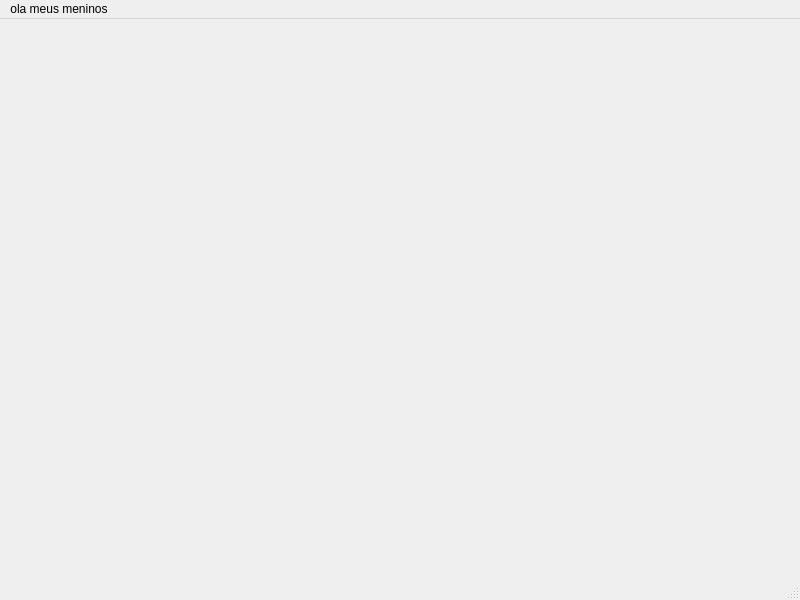
Above: local_pc/src/mainwindow.ui from xBogas/ES-SACA before the change. Below: the same form after it.
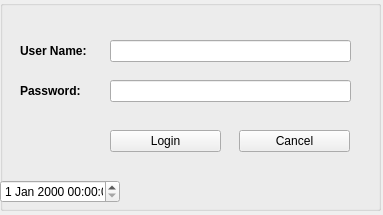
That is the form after the change.

Commit message: added login page to GUI

Patch:
```diff
--- a/local_pc/src/mainwindow.ui
+++ b/local_pc/src/mainwindow.ui
@@ -6,31 +6,127 @@
    <rect>
     <x>0</x>
     <y>0</y>
-    <width>800</width>
-    <height>600</height>
+    <width>383</width>
+    <height>215</height>
    </rect>
   </property>
   <property name="windowTitle">
    <string>MainWindow</string>
   </property>
-  <widget class="QWidget" name="centralwidget"/>
-  <widget class="QMenuBar" name="menubar">
-   <property name="geometry">
-    <rect>
-     <x>0</x>
-     <y>0</y>
-     <width>800</width>
-     <height>19</height>
-    </rect>
-   </property>
-   <widget class="QMenu" name="menuola_meus_meninos">
+  <widget class="QWidget" name="centralwidget">
+   <widget class="QGroupBox" name="groupBox">
+    <property name="geometry">
+     <rect>
+      <x>0</x>
+      <y>0</y>
+      <width>381</width>
+      <height>211</height>
+     </rect>
+    </property>
+    <property name="font">
+     <font>
+      <pointsize>9</pointsize>
+     </font>
+    </property>
     <property name="title">
-     <string>ola meus meninos</string>
+     <string/>
     </property>
+    <widget class="QDateTimeEdit" name="dateTimeEdit">
+     <property name="geometry">
+      <rect>
+       <x>0</x>
+       <y>180</y>
+       <width>120</width>
+       <height>23</height>
+      </rect>
+     </property>
+    </widget>
+    <widget class="QLabel" name="label">
+     <property name="geometry">
+      <rect>
+       <x>20</x>
+       <y>40</y>
+       <width>81</width>
+       <height>21</height>
+      </rect>
+     </property>
+     <property name="font">
+      <font>
+       <pointsize>9</pointsize>
+       <bold>true</bold>
+      </font>
+     </property>
+     <property name="text">
+      <string>User Name:</string>
+     </property>
+    </widget>
+    <widget class="QLabel" name="label_2">
+     <property name="geometry">
+      <rect>
+       <x>20</x>
+       <y>80</y>
+       <width>71</width>
+       <height>21</height>
+      </rect>
+     </property>
+     <property name="font">
+      <font>
+       <pointsize>9</pointsize>
+       <bold>true</bold>
+      </font>
+     </property>
+     <property name="text">
+      <string>Password:</string>
+     </property>
+    </widget>
+    <widget class="QLineEdit" name="lineEdit">
+     <property name="geometry">
+      <rect>
+       <x>110</x>
+       <y>40</y>
+       <width>241</width>
+       <height>22</height>
+      </rect>
+     </property>
+    </widget>
+    <widget class="QLineEdit" name="lineEdit_2">
+     <property name="geometry">
+      <rect>
+       <x>110</x>
+       <y>80</y>
+       <width>241</width>
+       <height>22</height>
+      </rect>
+     </property>
+    </widget>
+    <widget class="QPushButton" name="pushButton">
+     <property name="geometry">
+      <rect>
+       <x>110</x>
+       <y>130</y>
+       <width>111</width>
+       <height>22</height>
+      </rect>
+     </property>
+     <property name="text">
+      <string>Login</string>
+     </property>
+    </widget>
+    <widget class="QPushButton" name="pushButton_2">
+     <property name="geometry">
+      <rect>
+       <x>239</x>
+       <y>130</y>
+       <width>111</width>
+       <height>22</height>
+      </rect>
+     </property>
+     <property name="text">
+      <string>Cancel</string>
+     </property>
+    </widget>
    </widget>
-   <addaction name="menuola_meus_meninos"/>
   </widget>
-  <widget class="QStatusBar" name="statusbar"/>
  </widget>
  <resources/>
  <connections/>
```
The commit also changes 2 other files.
